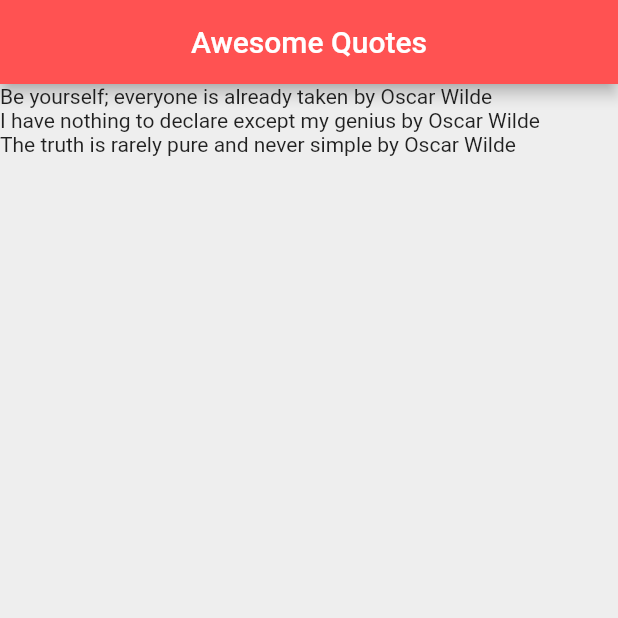
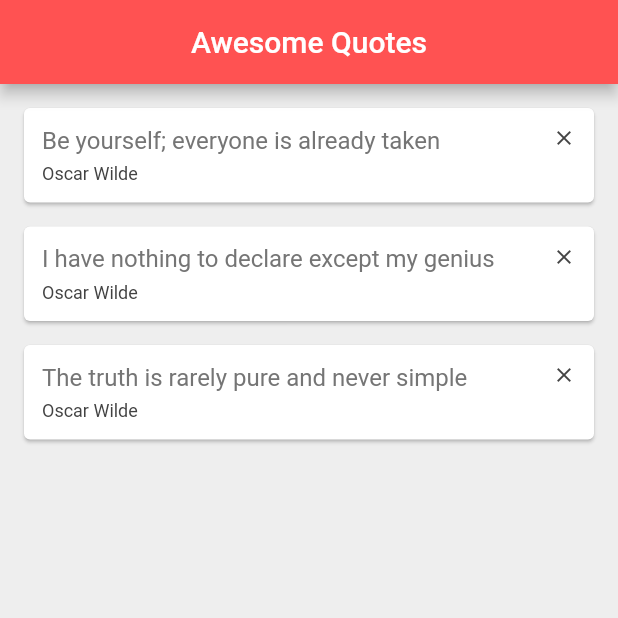
Before and after one commit to hiper2d/flutter-tutorial, a Flutter app: the screen it shows after launch, on a phone screen of 412 x 824 dp, the top half of it. Run offline on Flutter 3.47's test engine with Material 2 defaults, Android fonts, the phone set to English and light mode, and no system bars.

Commit message:
Lesson 18: Implemented removable cards with delete callback function as widget parameter

```diff
--- a/lib/main.dart
+++ b/lib/main.dart
@@ -1,5 +1,6 @@
 import 'package:flutter/material.dart';
 import 'package:flutter_test3/quote.dart';
+import 'package:flutter_test3/quote_card.dart';
 
 void main() => runApp(const MaterialApp(
   home: QuoteList(),
@@ -31,7 +32,14 @@ class _QuoteListState extends State<QuoteList> {
       ),
       body: Column(
         crossAxisAlignment: CrossAxisAlignment.start,
-        children: quotes.map((q) => Text('${q.text} by ${q.author}')).toList(),
+        children: quotes.map((q) => QuoteCard(
+          quote: q,
+          onDelete: () {
+            setState(() {
+              quotes.remove(q);
+            });
+          }
+        )).toList(),
       )
     );
   }
--- /dev/null
+++ b/lib/quote_card.dart
@@ -0,0 +1,60 @@
+import 'package:flutter/material.dart';
+import 'package:flutter_test3/quote.dart';
+
+class QuoteCard extends StatelessWidget {
+
+  final Quote quote;
+  final VoidCallback onDelete;
+
+  const QuoteCard({
+    Key? key,
+    required this.quote,
+    required this.onDelete
+  }) : super(key: key);
+
+  @override
+  Widget build(BuildContext context) {
+    return Card(
+      margin: const EdgeInsets.fromLTRB(16.0, 16.0, 16.0, 0),
+      child: Padding(
+        padding: const EdgeInsets.all(12.0),
+        child: Row(
+          crossAxisAlignment: CrossAxisAlignment.start,
+          children: [
+            Expanded(
+              child: Column(
+                crossAxisAlignment: CrossAxisAlignment.start,
+                children: [
+                  Text(
+                    quote.text,
+                    style: TextStyle(
+                      fontSize: 16.0,
+                      color: Colors.grey[600],
+                    ),
+                  ),
+                  const SizedBox(height: 6.0),
+                  Text(
+                    quote.author,
+                    style: TextStyle(
+                      fontSize: 12.0,
+                      color: Colors.grey[800],
+                    ),
+                  ),
+                ],
+              ),
+            ),
+            IconButton(
+              alignment: Alignment.topRight,
+              color: const Color(0xFF424242),
+              constraints: const BoxConstraints(maxHeight: 16.0),
+              icon: const Icon(Icons.close),
+              iconSize: 16.0,
+              onPressed: onDelete,
+              padding: const EdgeInsets.all(0)
+            ),
+          ],
+        ),
+      ),
+    );
+  }
+}
```
